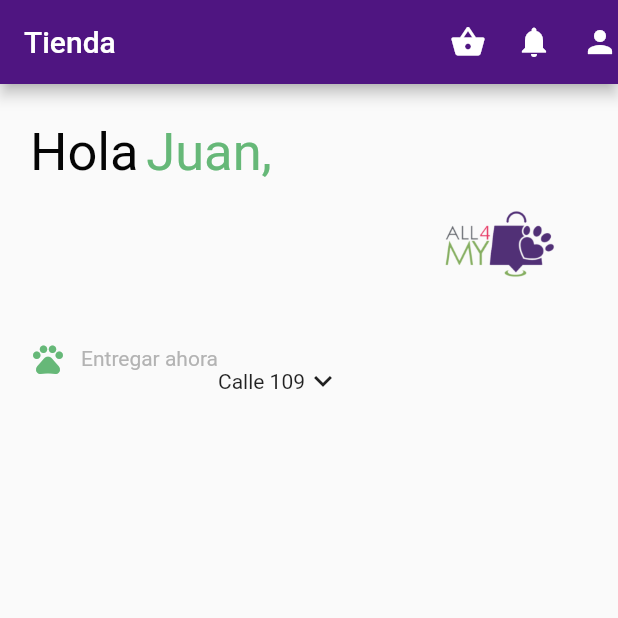
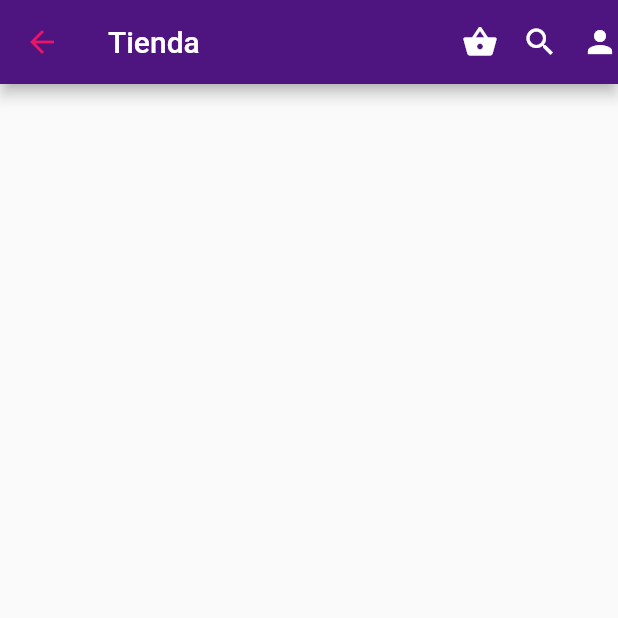
Before and after one commit to ImanolMG/myappofpets, a Flutter app: the screen it shows after launch, on a phone screen of 412 x 824 dp, the top half of it. Run offline on Flutter 3.47's test engine with Material 2 defaults, Android fonts, the light colour scheme and no system bars; our stand-ins replace firebase_auth, firebase_core, flutter_secure_storage, google_sign_in; missing offline and left inert: flutter_secure_storage_web, passwordfield; accounts and stored records are empty.

Commit message:
Se agrego el appBar

```diff
--- a/lib/main.dart
+++ b/lib/main.dart
@@ -2,6 +2,7 @@ import 'package:firebase_core/firebase_core.dart';
 import 'package:flutter/material.dart';
 //import 'package:myappofpets/pages/home_Entry.dart';
 import 'package:myappofpets/pages/pages_main.dart';
+//import 'package:myappofpets/pages/carrusel.dart';
 
 Future<void> main() async {
   WidgetsFlutterBinding.ensureInitialized();
@@ -21,6 +22,7 @@ class MyApp extends StatelessWidget {
       ),
       // home: const HomeEntry(),
       home: const Pages_main(),
+      //home: const Carrusel(),
     );
   }
 }
--- /dev/null
+++ b/lib/pages/carrusel.dart
@@ -0,0 +1,22 @@
+import 'package:flutter/cupertino.dart';
+import 'package:flutter/material.dart';
+import 'package:myappofpets/pages/carrusel_page.dart';
+
+class Carrusel extends StatelessWidget {
+  const Carrusel({Key? key}) : super(key: key);
+
+  @override
+  Widget build(BuildContext context) {
+    return MaterialApp(
+      // appBar: AppBar(
+      //   title: const Text('Carrusel'),
+      //   backgroundColor: const Color.fromRGBO(79, 21, 129, 1),
+      // ),
+      debugShowCheckedModeBanner: false,
+      initialRoute: "carousel",
+      routes: {
+        "carousel": (context) => const CarruselPage(),
+      },
+    );
+  }
+}
--- /dev/null
+++ b/lib/pages/carrusel_page.dart
@@ -0,0 +1,12 @@
+import 'package:flutter/material.dart';
+import 'package:flutter/src/widgets/container.dart';
+import 'package:flutter/src/widgets/framework.dart';
+
+class CarruselPage extends StatelessWidget {
+  const CarruselPage({super.key});
+
+  @override
+  Widget build(BuildContext context) {
+    return Scaffold();
+  }
+}
--- a/lib/pages/pages_main.dart
+++ b/lib/pages/pages_main.dart
@@ -1,4 +1,3 @@
-// ignore_for_file: camel_case_types
 import 'package:flutter/material.dart';
 import 'package:flutter/cupertino.dart';
 
@@ -8,94 +7,32 @@ class Pages_main extends StatelessWidget {
   @override
   Widget build(BuildContext context) {
     return Scaffold(
-      appBar: AppBar(
-        title: const Text('Tienda'),
-        backgroundColor: const Color.fromRGBO(79, 21, 129, 1),
-        actions: const [
-          Icon(Icons.shopping_basket),
-          Padding(
-            padding: EdgeInsets.symmetric(horizontal: 20),
-            child: Icon(Icons.notifications),
-          ),
-          Icon(Icons.person),
-        ],
-      ),
       body: SafeArea(
-        child: Center(
-          child: Padding(
-            padding: const EdgeInsets.fromLTRB(0, 25, 20, 0),
-            child: ListView(
-              children: [
-                Padding(
-                  padding: const EdgeInsets.only(left: 20.0),
-                  child: Row(
-                    children: const [
-                      Text(
-                        'Hola',
-                        style: TextStyle(
-                          color: Color.fromARGB(255, 5, 5, 5),
-                          fontSize: 35,
-                        ),
-                      ),
-                      Padding(
-                        padding: EdgeInsets.only(left: 5.0),
-                        child: Text(
-                          'Juan,',
-                          style: TextStyle(
-                            color: Color.fromARGB(255, 102, 184, 120),
-                            fontSize: 35,
-                          ),
-                        ),
-                      ),
-                    ],
-                  ),
-                ),
-
-                //Segunda secciíon de imagen
-                Container(
-                  padding: const EdgeInsets.fromLTRB(280, 10, 10, 0),
-                  child: Image.asset(
-                    'assets/images/LogoInicio.png',
-                    width: 40.0,
-                    height: 60.0,
-                  ),
-                ),
-
-                //Tercera sección: Text + icons
-                Padding(
-                  padding: const EdgeInsets.fromLTRB(20, 20, 0, 0),
-                  child: Row(
-                    children: const [
-                      Icon(
-                        Icons.pets,
-                        color: Color.fromARGB(255, 102, 184, 120),
-                      ),
-                      Padding(
-                        padding: EdgeInsets.only(left: 10),
-                        child: Text(
-                          'Entregar ahora',
-                          style: TextStyle(
-                              color: Color.fromARGB(255, 179, 179, 179)),
-                        ),
-                      ),
-                      Padding(
-                        padding: EdgeInsets.only(left: 0, top: 30),
-                        child: Text('Calle 109'),
-                      ),
-                      Padding(
-                        padding: EdgeInsets.only(left: 0, top: 30),
-                        child: Icon(
-                          Icons.keyboard_arrow_down,
-                        ),
-                      )
-                    ],
-                  ),
-                )
-              ],
-            ),
-          ),
+        child: ListView(
+          children: <Widget>[
+            _AppBar(),
+          ],
         ),
       ),
     );
   }
+
+  Widget _AppBar() {
+    return AppBar(
+      leading: const Icon(
+        Icons.arrow_back,
+        color: Color.fromRGBO(235, 20, 101, 1),
+      ),
+      title: const Text('Tienda'),
+      backgroundColor: const Color.fromRGBO(78, 21, 129, 1),
+      actions: const [
+        Icon(Icons.shopping_basket),
+        Padding(
+          padding: EdgeInsets.symmetric(horizontal: 16),
+          child: Icon(Icons.search),
+        ),
+        Icon(Icons.person),
+      ],
+    );
+  }
 }
--- a/pubspec.yaml
+++ b/pubspec.yaml
@@ -29,8 +29,10 @@ environment:
 # the latest version available on pub.dev. To see which dependencies have newer
 # versions available, run `flutter pub outdated`.
 dependencies:
+  carousel_slider: ^4.1.1
   flutter:
     sdk: flutter
+
 
 
   # The following adds the Cupertino Icons font to your application.
```
Also changed, not shown: pubspec.lock.
